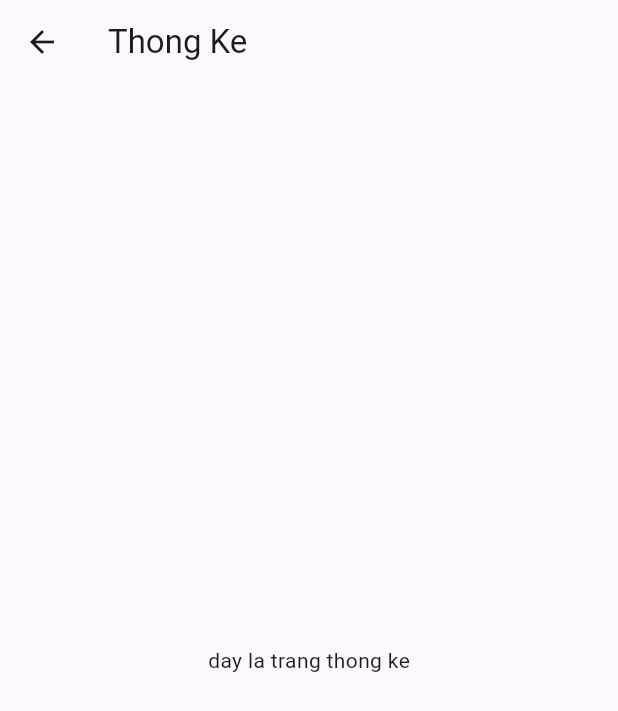
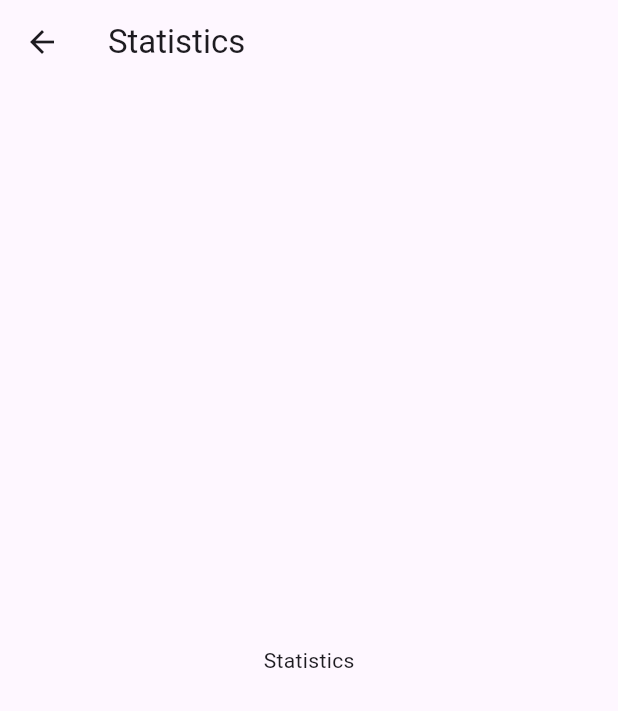
Before and after one commit to truong180805/2025_LTTBDD_N05_Nhom_8, a Flutter app: the StatisticsScreen screen opened directly, on a phone screen of 412 x 824 dp. Shown: the top 711 px of the screen. Run offline on Flutter 3.47's test engine with Material 3 defaults, Android fonts, the light colour scheme and no system bars.

```diff
--- a/mini_habit_challenge/lib/screens/about_screen.dart
+++ b/mini_habit_challenge/lib/screens/about_screen.dart
@@ -1,16 +1,19 @@
 import 'package:flutter/material.dart';
+import 'package:mini_habit_challenge/l10n/app_localizations.dart';
 
 class AboutScreen extends StatelessWidget {
   const AboutScreen({super.key});
 
   @override
   Widget build(BuildContext context) {
+    final l10n = AppLocalizations.of(context)!;
+
     return Scaffold(
       appBar: AppBar(
-        title: Text("Thong tin"),
+        title: Text(l10n.tabAbout),
       ),
       body: Center(
-        child: Text("Day la trang thong tin"),
+        child: Text(l10n.tabAbout),
       ),
     );
   }
--- a/mini_habit_challenge/lib/screens/statistics_screen.dart
+++ b/mini_habit_challenge/lib/screens/statistics_screen.dart
@@ -1,16 +1,19 @@
 import 'package:flutter/material.dart';
+import 'package:mini_habit_challenge/l10n/app_localizations.dart';
 
 class StatisticsScreen extends StatelessWidget {
   const StatisticsScreen({super.key});
 
   @override
   Widget build(BuildContext context) {
+    final l10n = AppLocalizations.of(context)!;
+
     return Scaffold(
       appBar: AppBar(
-        title: Text("Thong Ke"),
+        title: Text(l10n.tabStatistics),
       ),
       body: Center(
-        child: Text("day la trang thong ke"),
+        child: Text(l10n.tabStatistics),
       ),
     );
   }
```
